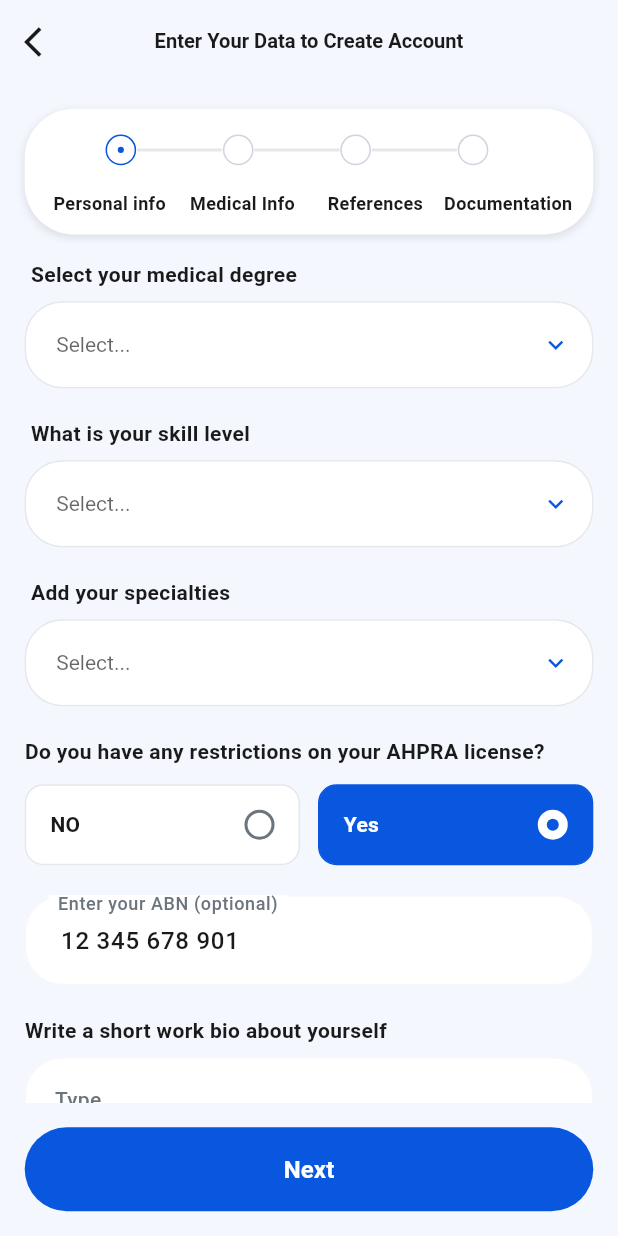
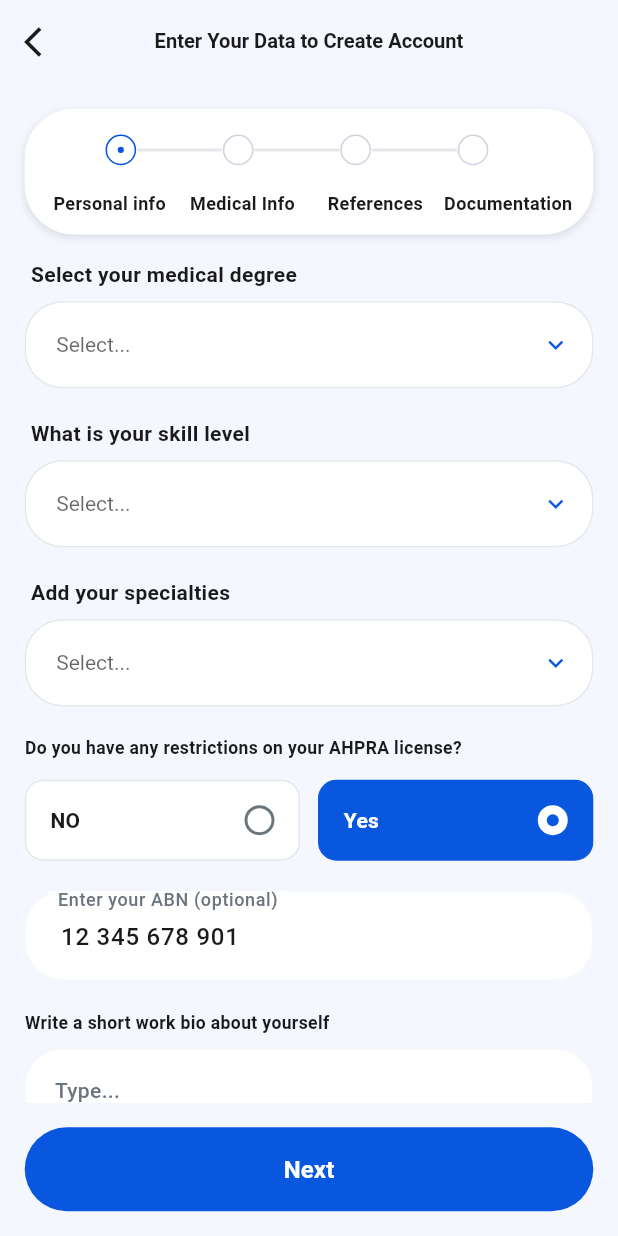
Before and after one commit to addictadev/stat_doctor_mobile, a Flutter app: the RegistrationScreen screen opened directly, swiped to page 2, on a phone screen of 412 x 824 dp. Run offline on Flutter 3.47's test engine with Material 3 defaults, Android fonts, the phone set to English and light mode, and no system bars; our stand-ins replace cached_network_image, dio, file_picker, flash, flutter_phoenix, flutter_secure_storage and 13 more; missing offline and left inert: in_app_update, palestine_console; accounts and stored records are empty; Roboto replaces fonts that are missing (Cairo, Roboto Flex).

Commit message:
Update medical_info_step.dart

```diff
--- a/lib/features/registration/presentation/view/medical_info_step.dart
+++ b/lib/features/registration/presentation/view/medical_info_step.dart
@@ -5,6 +5,8 @@ import '../../../../core/utils/responsive_utils.dart';
 import '../../../../core/widgets/custom_dropdown_field.dart';
 import '../../../../core/widgets/custom_textform_field.dart';
 import '../../../../core/widgets/custom_radio_tile.dart';
+import '../../../../core/utils/styles/styles.dart';
+import '../../../../core/utils/styles/font_utils.dart';
 
 class MedicalInfoStep extends StatefulWidget {
   const MedicalInfoStep({super.key});
@@ -137,15 +139,8 @@ class _MedicalInfoStepState extends State<MedicalInfoStep> {
             // AHPRA License Restrictions
             Text(
               'do_you_have_restrictions'.tr(),
-              style: ResponsiveUtils.getResponsiveTextStyle(
-                context,
-                fontSize: ResponsiveUtils.getResponsiveFontSize(
-                  context,
-                  mobile: 14,
-                  tablet: 16,
-                  desktop: 18,
-                ),
-                fontWeight: FontWeight.w600,
+              style: TextStyles.textViewRegular14.copyWith(
+                fontWeight: AppFont.semiBold,
                 color: AppColors.textPrimary,
               ),
             ),
@@ -191,15 +186,8 @@ class _MedicalInfoStepState extends State<MedicalInfoStep> {
               children: [
                 Text(
                   'write_work_bio'.tr(),
-                  style: ResponsiveUtils.getResponsiveTextStyle(
-                    context,
-                    fontSize: ResponsiveUtils.getResponsiveFontSize(
-                      context,
-                      mobile: 14,
-                      tablet: 16,
-                      desktop: 18,
-                    ),
-                    fontWeight: FontWeight.w600,
+                  style: TextStyles.textViewRegular14.copyWith(
+                    fontWeight: AppFont.semiBold,
                     color: AppColors.textPrimary,
                   ),
                 ),
@@ -227,15 +215,8 @@ class _MedicalInfoStepState extends State<MedicalInfoStep> {
             // CV Upload
             Text(
               'cv_resume'.tr(),
-              style: ResponsiveUtils.getResponsiveTextStyle(
-                context,
-                fontSize: ResponsiveUtils.getResponsiveFontSize(
-                  context,
-                  mobile: 14,
-                  tablet: 16,
-                  desktop: 18,
-                ),
-                fontWeight: FontWeight.w600,
+              style: TextStyles.textViewRegular14.copyWith(
+                fontWeight: AppFont.semiBold,
                 color: AppColors.textPrimary,
               ),
             ),
@@ -268,15 +249,8 @@ class _MedicalInfoStepState extends State<MedicalInfoStep> {
                       SizedBox(width: 8),
                       Text(
                         'upload_document'.tr(),
-                        style: ResponsiveUtils.getResponsiveTextStyle(
-                          context,
-                          fontSize: ResponsiveUtils.getResponsiveFontSize(
-                            context,
-                            mobile: 14,
-                            tablet: 16,
-                            desktop: 18,
-                          ),
-                          fontWeight: FontWeight.w600,
+                        style: TextStyles.textViewRegular14.copyWith(
+                          fontWeight: AppFont.semiBold,
                           color: AppColors.textPrimary,
                         ),
                       ),
```
